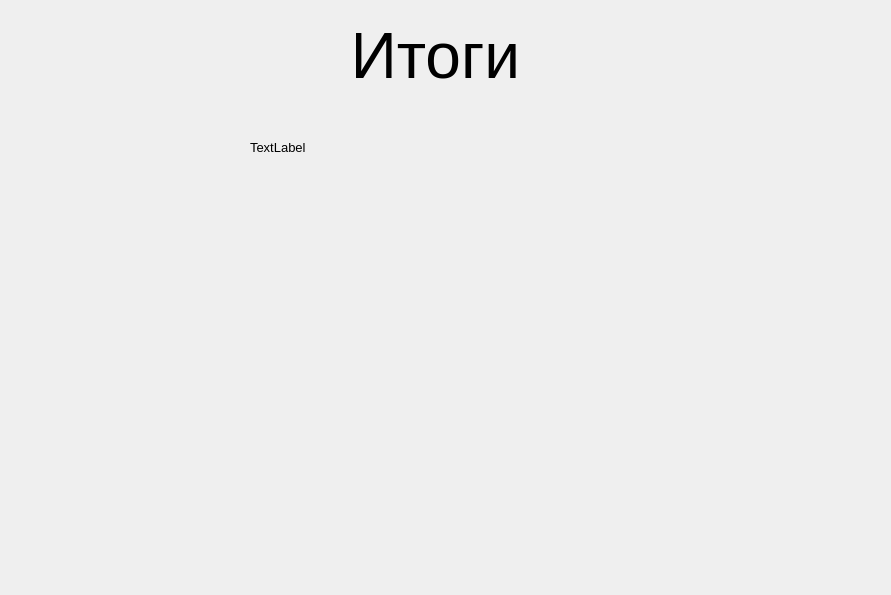
Qt form designs/learn.ui (D1midr0sh/qt_poem_learner) before a commit.
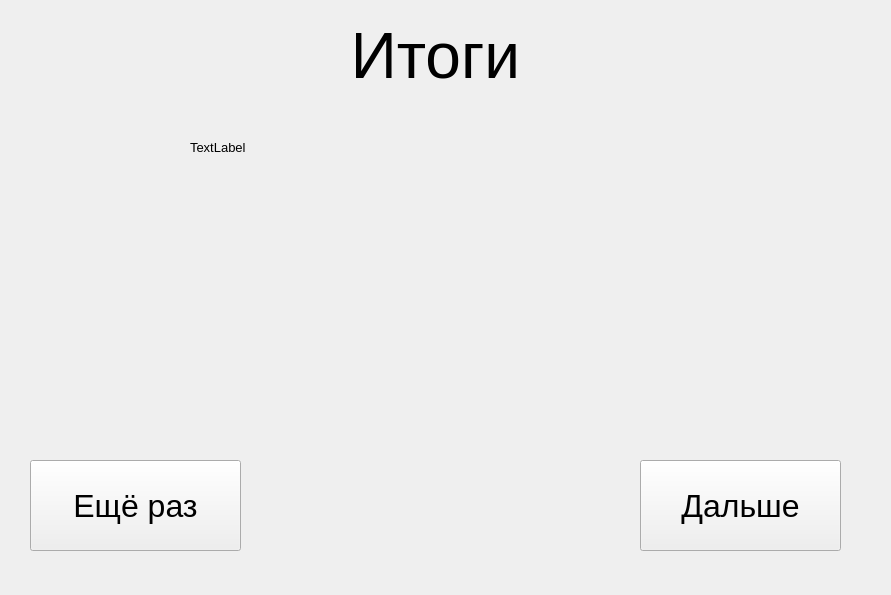
The same form after that commit. The open tabs and pages were chosen to show the change.

What changed in the file:
```diff
--- a/designs/learn.ui
+++ b/designs/learn.ui
@@ -211,9 +211,9 @@
     <widget class="QLabel" name="result">
      <property name="geometry">
       <rect>
-       <x>250</x>
+       <x>190</x>
        <y>140</y>
-       <width>351</width>
+       <width>471</width>
        <height>241</height>
       </rect>
      </property>
@@ -229,6 +229,42 @@
       <set>Qt::AlignLeading|Qt::AlignLeft|Qt::AlignTop</set>
      </property>
     </widget>
+    <widget class="QPushButton" name="again">
+     <property name="geometry">
+      <rect>
+       <x>30</x>
+       <y>460</y>
+       <width>211</width>
+       <height>91</height>
+      </rect>
+     </property>
+     <property name="font">
+      <font>
+       <pointsize>24</pointsize>
+      </font>
+     </property>
+     <property name="text">
+      <string>Ещё раз</string>
+     </property>
+    </widget>
+    <widget class="QPushButton" name="next">
+     <property name="geometry">
+      <rect>
+       <x>640</x>
+       <y>460</y>
+       <width>201</width>
+       <height>91</height>
+      </rect>
+     </property>
+     <property name="font">
+      <font>
+       <pointsize>24</pointsize>
+      </font>
+     </property>
+     <property name="text">
+      <string>Дальше</string>
+     </property>
+    </widget>
    </widget>
   </widget>
  </widget>
```
